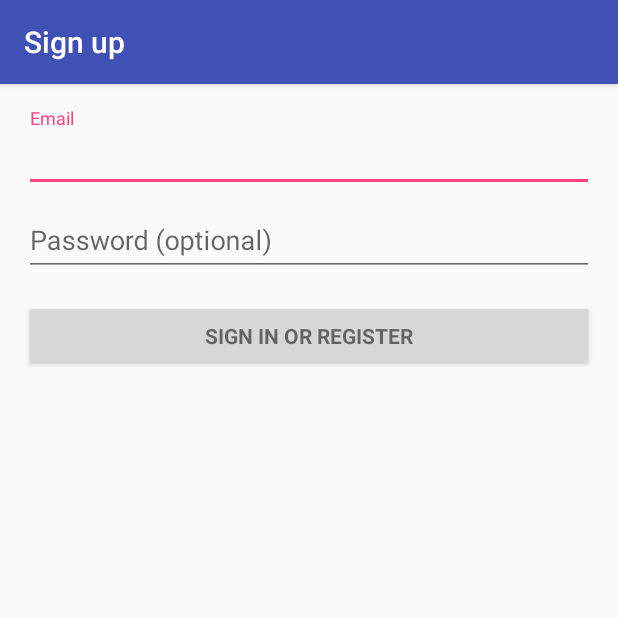
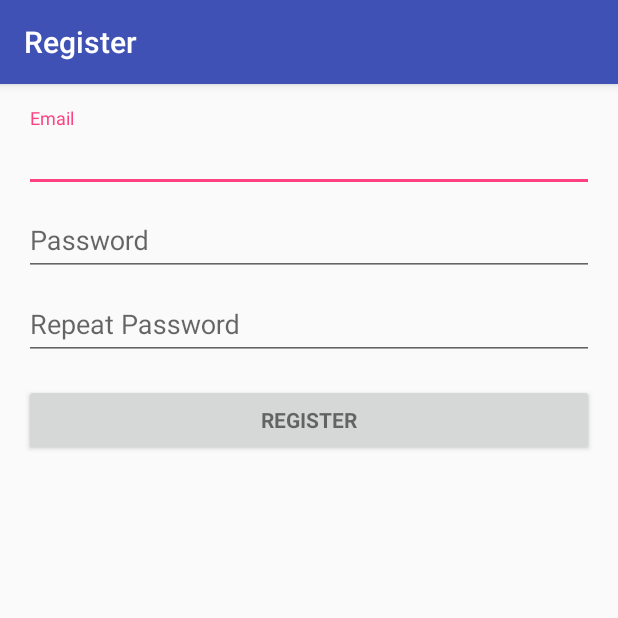
Before and after one commit to lojayrivz/LockScreen, an Android app: the Register screen opened directly, with no data from a screen before it, on a phone screen of 412 x 824 dp, the top half of it. Run offline under Robolectric (Android 15) with nearby library versions, the phone set to English and light mode, and no system bars; 2 statements that could not run were skipped.

Commit message:
Fixes=d UI

```diff
--- a/app/src/main/res/layout/activity_login.xml
+++ b/app/src/main/res/layout/activity_login.xml
@@ -69,7 +69,7 @@
                 android:layout_width="match_parent"
                 android:layout_height="wrap_content"
                 android:layout_marginTop="16dp"
-                android:text="@string/action_sign_in"
+                android:text="Log In"
                 android:textStyle="bold" />
 
         </LinearLayout>
--- a/app/src/main/res/layout/activity_register.xml
+++ b/app/src/main/res/layout/activity_register.xml
@@ -11,14 +11,6 @@
     tools:context="com.lojayrivz.lockscreenapp.Register">
 
     <!-- Login progress -->
-    <ProgressBar
-        android:id="@+id/login_progress"
-        style="?android:attr/progressBarStyleLarge"
-        android:layout_width="wrap_content"
-        android:layout_height="wrap_content"
-        android:layout_marginBottom="8dp"
-        android:visibility="gone" />
-
     <ScrollView
         android:id="@+id/login_form"
         android:layout_width="match_parent"
@@ -43,6 +35,24 @@
                     android:maxLines="1"
                     android:singleLine="true" />
 
+                <android.support.design.widget.TextInputLayout
+                    android:layout_width="match_parent"
+                    android:layout_height="match_parent">
+
+                    <EditText
+                        android:id="@+id/password"
+                        android:layout_width="match_parent"
+                        android:layout_height="wrap_content"
+                        android:hint="Password"
+                        android:imeActionId="@+id/login"
+                        android:imeActionLabel="@string/action_sign_in_short"
+                        android:imeOptions="actionUnspecified"
+                        android:inputType="textPassword"
+                        android:maxLines="1"
+                        android:singleLine="true" />
+
+                </android.support.design.widget.TextInputLayout>
+
             </android.support.design.widget.TextInputLayout>
 
             <android.support.design.widget.TextInputLayout
@@ -50,10 +60,10 @@
                 android:layout_height="wrap_content">
 
                 <EditText
-                    android:id="@+id/password"
+                    android:id="@+id/password2"
                     android:layout_width="match_parent"
                     android:layout_height="wrap_content"
-                    android:hint="@string/prompt_password"
+                    android:hint="Repeat Password"
                     android:imeActionId="@+id/login"
                     android:imeActionLabel="@string/action_sign_in_short"
                     android:imeOptions="actionUnspecified"
@@ -69,9 +79,18 @@
                 android:layout_width="match_parent"
                 android:layout_height="wrap_content"
                 android:layout_marginTop="16dp"
-                android:text="@string/action_sign_in"
+                android:text="Register"
                 android:textStyle="bold" />
 
         </LinearLayout>
     </ScrollView>
+
+    <ProgressBar
+        android:id="@+id/login_progress"
+        style="?android:attr/progressBarStyleLarge"
+        android:layout_width="wrap_content"
+        android:layout_height="wrap_content"
+        android:layout_marginBottom="8dp"
+        android:visibility="gone" />
+
 </LinearLayout>
```
Also changed, not shown: app/src/main/AndroidManifest.xml (+9 -3 lines), app/src/main/res/layout/activity_locked.xml (+25 -0 lines), app/src/main/res/layout/activity_main.xml (+23 -0 lines), app/src/main/res/layout/activity_unlocked.xml (+15 -0 lines).
